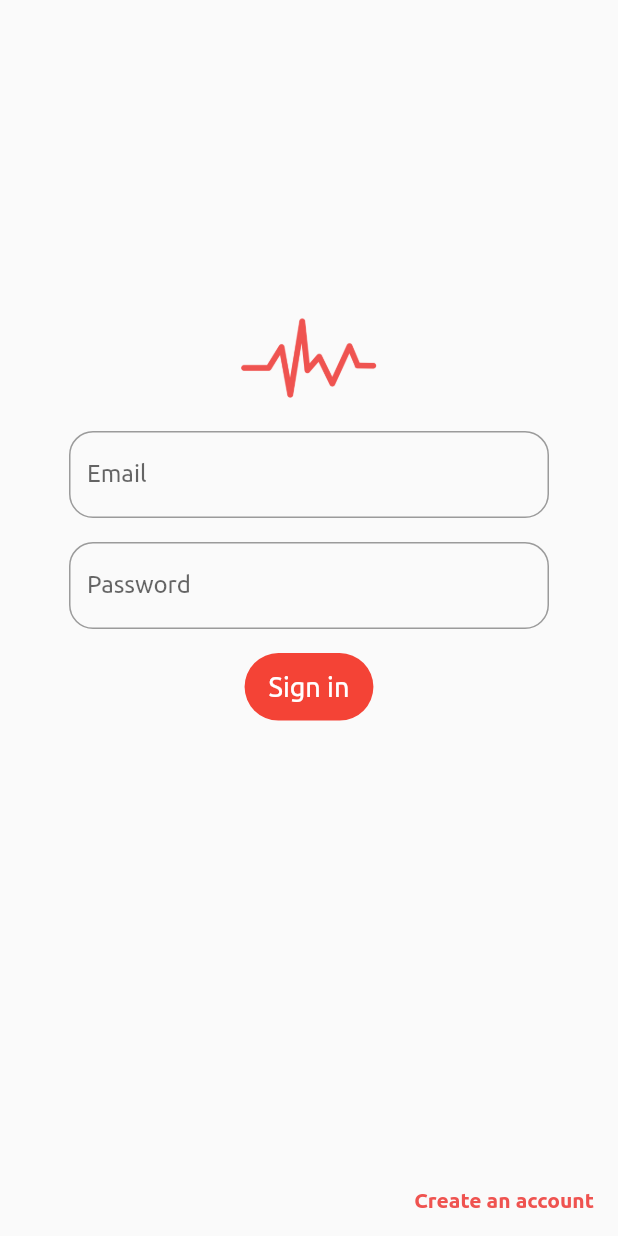
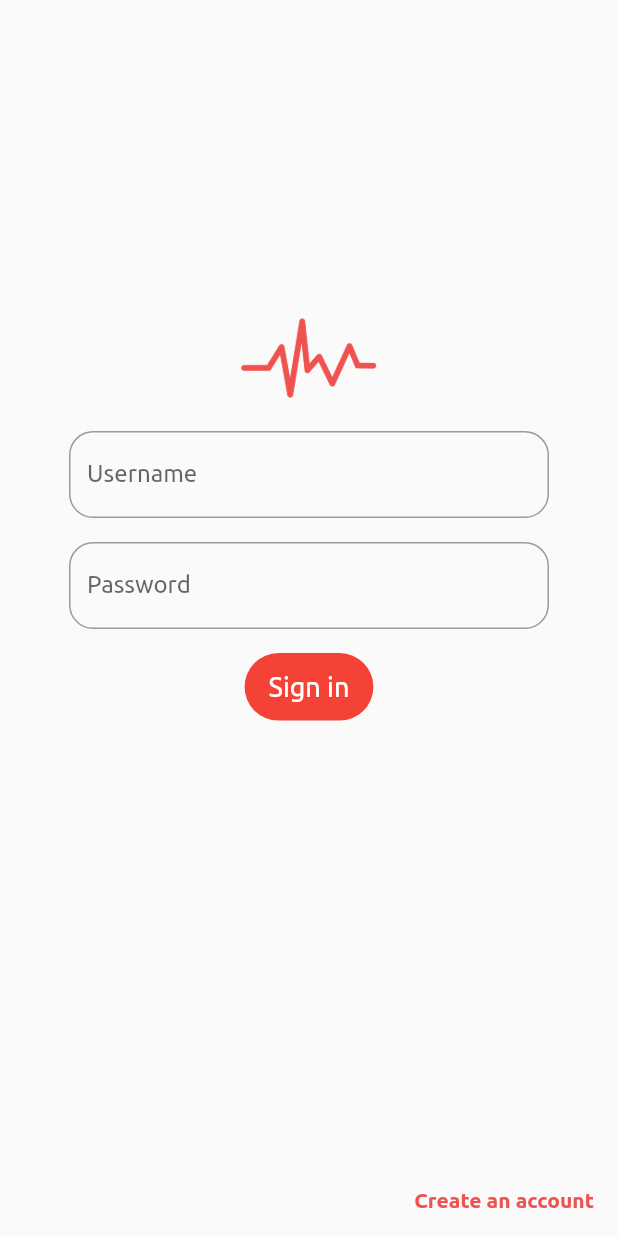
Before and after one commit to william-herring/wave, a Flutter app: the screen it shows after launch, on a phone screen of 412 x 824 dp. Run offline on Flutter 3.47's test engine with Material 2 defaults, Android fonts, the phone set to English and light mode, and no system bars; our stand-ins replace flutter_secure_storage; project files that could hold a hidden picture were left out.

Commit message:
Working login system

```diff
--- a/client/lib/auth/requests.dart
+++ b/client/lib/auth/requests.dart
@@ -2,23 +2,21 @@ import 'package:http/http.dart' as http;
 import 'dart:convert';
 import 'package:wave/auth/tokens.dart';
 
-void requestLogin(String email, String password, [Function()? onSuccess, Function(Exception e)? onError]) async {
+void requestLogin(String username, String password, {Function? onSuccess, Function? onError}) async {
   final data = await http.post(
-      Uri.parse("http://localhost:8000/api-token-auth/"),
+      Uri.parse("http://127.0.0.1:8000/api-token-auth/"),
       headers: { 'Content-Type': 'application/json' },
       body: jsonEncode({
-        'email': email,
+        'username': username,
         'password': password,
       })
   );
 
-  print(json.decode(data.body));
-
-  if (json.decode(data.body)['status'] != 200) {
-    onError;
-    return;
+  if (data.statusCode != 200) {
+    onError!();
+    throw Exception('Failed to log in. ${jsonDecode(data.body)}');
   }
 
   setToken(json.decode(data.body)['token']);
-  onSuccess;
+  onSuccess!();
 }
--- a/client/lib/main.dart
+++ b/client/lib/main.dart
@@ -31,6 +31,9 @@ class App extends StatelessWidget {
         fontFamily: 'Ubuntu',
         primaryColor: Colors.white,
         textTheme: Theme.of(context).textTheme.apply(bodyColor: Colors.white, displayColor: Colors.white),
+        iconTheme: const IconThemeData(
+          color: Colors.white
+        ),
         inputDecorationTheme: InputDecorationTheme(
           labelStyle: TextStyle(color: Colors.grey.shade700),
           floatingLabelStyle: TextStyle(color: Colors.red.shade400),
--- a/client/lib/screens/login_view.dart
+++ b/client/lib/screens/login_view.dart
@@ -45,13 +45,23 @@ class _LoginPageState extends State<LoginPage> {
   _LoginPageState(this.onPageChange);
 
   final _formKey = GlobalKey<FormState>();
-  String email = '';
+  String passwordErrorMessage = '';
+  String usernameErrorMessage = '';
+  String username = '';
   String password = '';
 
   void handleSubmit() {
     _formKey.currentState!.validate();
-    requestLogin(email, password);
-    Navigator.pushReplacementNamed(context, '/setup');
+    setState(() {
+      passwordErrorMessage = '';
+      usernameErrorMessage = '';
+    });
+
+    if (password.isEmpty) setState(() => passwordErrorMessage = 'Do not leave this field blank');
+    if (username.isEmpty) setState(() => usernameErrorMessage = 'Do not leave this field blank');
+    if (username.isEmpty && password.isEmpty) return;
+
+    requestLogin(username, password, onSuccess: () => Navigator.pushReplacementNamed(context, '/setup'));
   }
 
   @override
@@ -73,19 +83,21 @@ class _LoginPageState extends State<LoginPage> {
                     child: Column(
                       children: [
                             TextFormField(validator: (input) {
-                              setState(() => email = input!);
+                              setState(() => username = input!);
                               return null;
-                            }, keyboardType: TextInputType.emailAddress,
-                            decoration: const InputDecoration(
-                              label: Text('Email'),
+                            }, keyboardType: TextInputType.text,
+                            decoration: InputDecoration(
+                              label: const Text('Username'),
+                              errorText: usernameErrorMessage.isNotEmpty? usernameErrorMessage : null
                             )),
                         const SizedBox(height: 16),
                         TextFormField(obscureText: true, validator: (input) {
                               setState(() => password = input!);
                               return null;
                             },
-                            decoration: const InputDecoration(
-                              label: Text('Password'),
+                            decoration: InputDecoration(
+                              label: const Text('Password'),
+                              errorText: passwordErrorMessage.isNotEmpty? passwordErrorMessage : null
                             )),
                         Container(
                           margin: const EdgeInsets.only(top: 16.0),
```
Also changed, not shown: client/lib/screens/setup.dart (+38 -5 lines).
